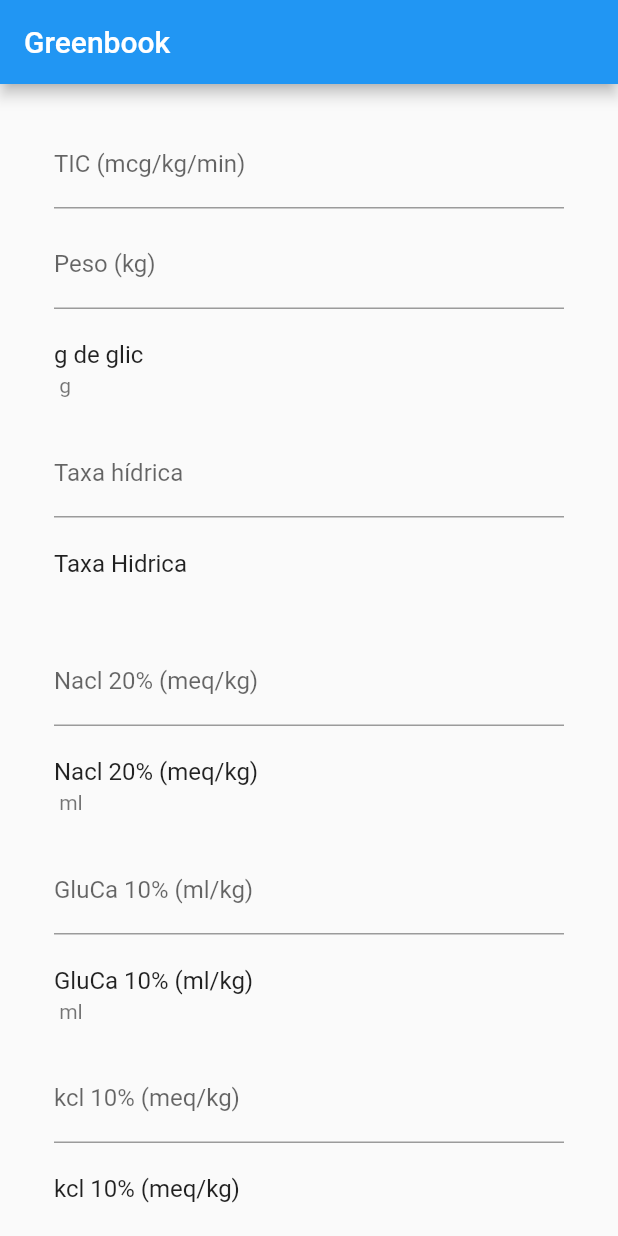
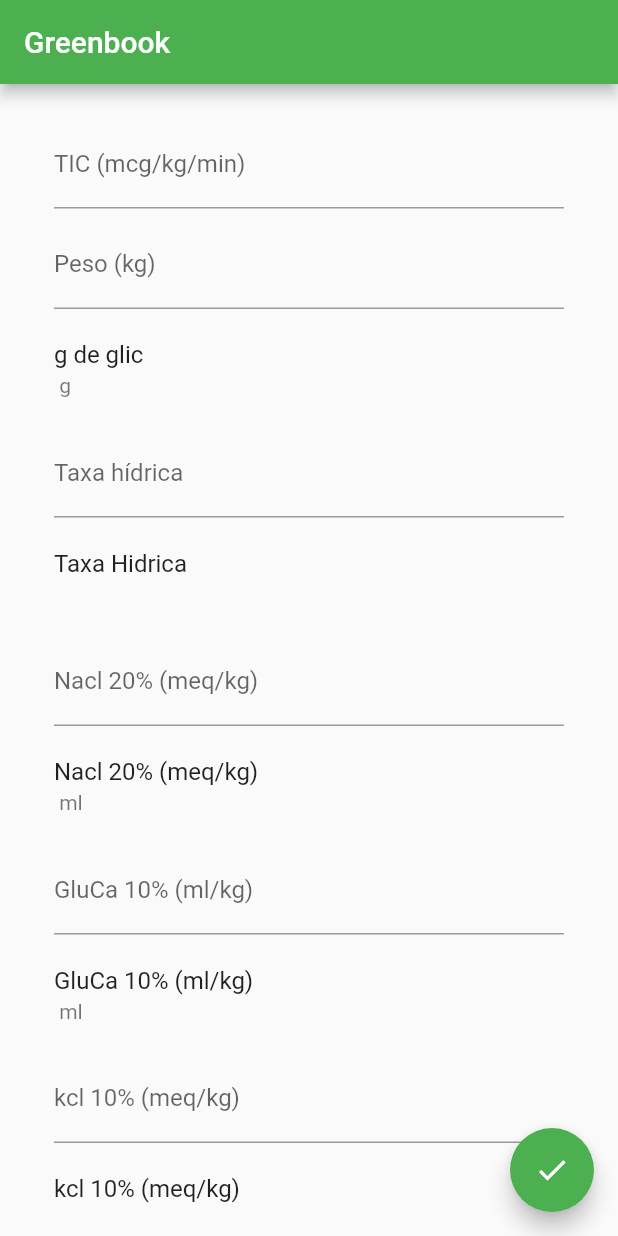
Before and after one commit to mauriciofaustino/greenbook, a Flutter app: the screen it shows after launch, on a phone screen of 412 x 824 dp. Run offline on Flutter 3.47's test engine with Material 2 defaults, Android fonts, the phone set to English and light mode, and no system bars; missing offline and left inert: validate.

Commit message:
extracted _GreenbookCalculator

```diff
--- /dev/null
+++ b/lib/DoubleEditingController.dart
@@ -0,0 +1,5 @@
+import 'package:flutter/material.dart';
+
+class DoubleEditingController extends TextEditingController {
+  double get doubleValue => double.parse(value.text);
+}
--- a/lib/home_page.dart
+++ b/lib/home_page.dart
@@ -1,4 +1,5 @@
 import 'package:flutter/material.dart';
+import 'package:greenbook/DoubleEditingController.dart';
 import 'package:validate/validate.dart';
 
 class GreenbookHomePage extends StatefulWidget {
@@ -7,28 +8,69 @@ class GreenbookHomePage extends StatefulWidget {
 }
 
 class _FormData {
-  TextEditingController tic = new TextEditingController();
-  String peso = '';
-  String taxa_hidrica = '';
-  String nacl = '';
-  String gluca = '';
-  String kcl = '';
+  DoubleEditingController tic = new DoubleEditingController();
+  DoubleEditingController peso = new DoubleEditingController();
+  DoubleEditingController taxa_hidrica = new DoubleEditingController();
+  DoubleEditingController nacl = new DoubleEditingController();
+  DoubleEditingController gluca = new DoubleEditingController();
+  DoubleEditingController kcl = new DoubleEditingController();
+}
 
-  String result_g_de_glic = '';
-  String result_taxa_hidrica = '';
-  String result_nacl = '';
-  String result_gluca = '';
-  String result_kcl = '';
-  String result_volume_compor_tig = '';
-  String result_percent_composicao_soro = '';
-  String result_sg_10 = '';
-  String result_sg_10_2 = '';
+class _CalculationResult {
+  String result_g_de_glic='';
+  String result_taxa_hidrica='';
+  String result_nacl='';
+  String result_gluca='';
+  String result_kcl='';
+  String result_volume_compor_tig='';
+  String result_percent_composicao_soro='';
+  String result_sg_10='';
+  String result_sg_10_2='';
+  String result_sg_5='';
+  String result_sg_5_2='';
+  String result_ad='';
 
+}
+
+class _GreenBookCalculator {
+  final _result = new _CalculationResult();
+
+  _CalculationResult calculate(_FormData formData) {
+    var result_g_de_glic = formData.tic.doubleValue*formData.peso.doubleValue*1.4;
+    var result_taxa_hidrica = formData.peso.doubleValue*formData.taxa_hidrica.doubleValue;
+    var result_nacl = formData.peso.doubleValue*formData.nacl.doubleValue/3.4;
+    var result_gluca = formData.peso.doubleValue*formData.gluca.doubleValue;
+    var result_kcl = formData.peso.doubleValue*formData.kcl.doubleValue/1.3;
+    var result_volume_compor_tig = (formData.peso.doubleValue*formData.taxa_hidrica.doubleValue)-(result_nacl+result_gluca+result_kcl);
+    var result_percent_composicao_soro = (result_g_de_glic*100)/result_volume_compor_tig;
+    var result_sg_10 = (result_percent_composicao_soro>10) ? ((50-result_percent_composicao_soro)*result_volume_compor_tig/40) : 0;
+    var result_sg_10_2 = (result_percent_composicao_soro>5&&result_percent_composicao_soro<10) ? ((50-result_percent_composicao_soro)*result_volume_compor_tig/40) : 0;
+    var result_sg_5 = (result_percent_composicao_soro>5&&result_percent_composicao_soro<10) ? (10-result_percent_composicao_soro)*result_volume_compor_tig/5 : 0;
+    var result_sg_5_2 = (result_percent_composicao_soro<5) ? result_percent_composicao_soro*result_volume_compor_tig/5 : 0;
+    var result_ad = (result_percent_composicao_soro<5) ? 5-result_percent_composicao_soro*result_volume_compor_tig/5 : 0;
+    var result_50 = (result_percent_composicao_soro>10) ? result_percent_composicao_soro : 0;
+
+    _result.result_g_de_glic=result_g_de_glic.toString();
+    _result.result_taxa_hidrica=result_taxa_hidrica.toString();
+    _result.result_nacl=result_nacl.toString();
+    _result.result_gluca=result_gluca.toString();
+    _result.result_kcl=result_kcl.toString();
+    _result.result_volume_compor_tig=result_volume_compor_tig.toString();
+    _result.result_percent_composicao_soro=result_percent_composicao_soro.toString();
+    _result.result_sg_10=result_sg_10.toString();
+    _result.result_sg_10_2=result_sg_10_2.toString();
+    _result.result_sg_5=result_sg_5.toString();
+    _result.result_sg_5_2=result_sg_5_2.toString();
+    _result.result_ad=result_ad.toString();
+    return _result;
+  }
 }
 
 class _GreenbookHomePageState extends State<GreenbookHomePage> {
   final GlobalKey<FormState> _formKey = new GlobalKey<FormState>();
   final _FormData _data = new _FormData();
+  final _CalculationResult _result = _CalculationResult();
+  final _GreenBookCalculator _calculator = new _GreenBookCalculator();
 
   String _validateValue(String value) {
     const VALIDATION_MESSAGE = 'Por favor digite um valor';
@@ -43,37 +85,9 @@ class _GreenbookHomePageState extends State<GreenbookHomePage> {
   }
 
   void submit() {
-    print('submit.');
-    if (this._formKey.currentState.validate()) {
-      _formKey.currentState.save(); // Save our form now.
-      var tic = double.parse(_data.tic.toString());
-      var peso = double.parse(_data.peso);
-      var taxa_hidrica = double.parse(_data.taxa_hidrica);
-      var nacl = double.parse(_data.nacl);
-      var gluca = double.parse(_data.gluca);
-      var kcl = double.parse(_data.kcl);
-      setState(() {
-        var result_g_de_glic = tic*peso*1.4;
-        _data.result_g_de_glic = (result_g_de_glic).toString();
-        var result_taxa_hidrica = peso*taxa_hidrica;
-        _data.result_taxa_hidrica = (result_taxa_hidrica).toString();
-        var result_nacl = peso*nacl/3.4;
-        _data.result_nacl = (result_nacl).toString();
-        var result_gluca = peso*gluca;
-        _data.result_gluca = (result_gluca).toString();
-        var result_kcl = peso*kcl/1.3;
-        _data.result_kcl = (result_kcl).toString();
-        var result_volume_compor_tig = (peso*taxa_hidrica)-(result_nacl+result_gluca+result_kcl);
-        _data.result_volume_compor_tig = (result_volume_compor_tig).toString();
-        var result_percent_composicao_soro = (result_g_de_glic*100)/result_volume_compor_tig;
-        _data.result_percent_composicao_soro = (result_percent_composicao_soro).toString();
-        var result_sg_10 = (result_percent_composicao_soro>10) ? ((50-result_percent_composicao_soro)*result_volume_compor_tig/40) : 0;
-        _data.result_sg_10 = result_sg_10.toString();
-//        var result_sg_10_2 = (result_percent_composicao_soro>5&&result_percent_composicao_soro<10) ? ((50-result_percent_composicao_soro)*result_volume_compor_tig/40) : 0;
-//        _data.result_sg_10_2 = result_sg_10_2.toString();
-      });
-
-    }
+    setState(() {
+      _calculator.calculate(_data);
+    });
   }
 
   @override
@@ -92,139 +106,135 @@ class _GreenbookHomePageState extends State<GreenbookHomePage> {
               children: <Widget>[
                 new ListTile(
                   title: new TextFormField(
-                      keyboardType: TextInputType.number, // Use email input type for emails.
+                      keyboardType: TextInputType.number,
                       decoration: new InputDecoration(
                         labelText: 'TIC (mcg/kg/min)',
                         hintText: '3 mcg/kg/min',
                       ),
                       controller: this._data.tic,
-//                      onSaved: (String value) {
-//                        this._data.tic = value;
-//                      },
                       validator: this._validateValue,
                   ),
                 ),
                 new ListTile(
                   title: new TextFormField(
-                      keyboardType: TextInputType.number, // Use email input type for emails.
+                      keyboardType: TextInputType.number,
                       decoration: new InputDecoration(
                         labelText: 'Peso (kg)',
                         hintText: '5 kg',
                       ),
-                      onSaved: (String value) {
-                        this._data.peso = value;
-                      },
+                      controller: this._data.peso,
                       validator: this._validateValue,
                   ),
                 ),
                 new ListTile(
                   title: const Text('g de glic'),
-                  subtitle: new Text('${_data.result_g_de_glic} g')
+                  subtitle: new Text('${_calculator._result.result_g_de_glic} g')
                 ),
                 new ListTile(
                   title: new TextFormField(
-                    keyboardType: TextInputType.number, // Use email input type for emails.
+                    keyboardType: TextInputType.number,
                     decoration: new InputDecoration(
                       labelText: 'Taxa hídrica',
                       hintText: '50',
                     ),
-                    onSaved: (String value) {
-                      this._data.taxa_hidrica = value;
-                    },
+                    controller: this._data.taxa_hidrica,
                     validator: this._validateValue,
                   ),
                 ),
                 new ListTile(
                     title: const Text('Taxa Hidrica'),
-                    subtitle: new Text('${_data.result_taxa_hidrica}')
+                    subtitle: new Text('${_calculator._result.result_taxa_hidrica}')
                 ),
                 new ListTile(
                   title: new TextFormField(
-                    keyboardType: TextInputType.number, // Use email input type for emails.
+                    keyboardType: TextInputType.number,
                     decoration: new InputDecoration(
                       labelText: 'Nacl 20% (meq/kg)',
                       hintText: '2',
                     ),
-                    onSaved: (String value) {
-                      this._data.nacl = value;
-                    },
+                    controller: this._data.nacl,
                     validator: this._validateValue,
                   ),
                 ),
                 new ListTile(
                     title: const Text('Nacl 20% (meq/kg)'),
-                    subtitle: new Text('${_data.result_nacl} ml')
+                    subtitle: new Text('${_calculator._result.result_nacl} ml')
                 ),
                 new ListTile(
                   title: new TextFormField(
-                    keyboardType: TextInputType.number, // Use email input type for emails.
+                    keyboardType: TextInputType.number,
                     decoration: new InputDecoration(
                       labelText: 'GluCa 10% (ml/kg)',
                       hintText: '2',
                     ),
-                    onSaved: (String value) {
-                      this._data.gluca = value;
-                    },
+                    controller: this._data.gluca,
                     validator: this._validateValue,
                   ),
                 ),
                 new ListTile(
                     title: const Text('GluCa 10% (ml/kg)'),
-                    subtitle: new Text('${_data.result_gluca} ml')
+                    subtitle: new Text('${_calculator._result.result_gluca} ml')
                 ),
                 new ListTile(
                   title: new TextFormField(
-                    keyboardType: TextInputType.number, // Use email input type for emails.
+                    keyboardType: TextInputType.number,
                     decoration: new InputDecoration(
                       labelText: 'kcl 10% (meq/kg)',
                       hintText: '2',
                     ),
-                    onSaved: (String value) {
-                      this._data.kcl = value;
-                    },
+                    controller: this._data.kcl,
                     validator: this._validateValue,
                   ),
                 ),
                 new ListTile(
                     title: const Text('kcl 10% (meq/kg)'),
-                    subtitle: new Text('${_data.result_kcl} ml')
+                    subtitle: new Text('${_calculator._result.result_kcl} ml')
                 ),
                 new ListTile(
                     title: const Text('volume p/ compor TIG'),
-                    subtitle: new Text('${_data.result_volume_compor_tig} ml')
+                    subtitle: new Text('${_calculator._result.result_volume_compor_tig} ml')
                 ),
                 new ListTile(
                     title: const Text('% p/ composição do soro'),
-                    subtitle: new Text('${_data.result_percent_composicao_soro} %')
+                    subtitle: new Text('${_calculator._result.result_percent_composicao_soro} %')
                 ),
                 new ListTile(
                     title: const Text('SG 10%'),
-                    subtitle: new Text('${_data.result_sg_10} ml')
+                    subtitle: new Text('${_calculator._result.result_sg_10} ml')
                 ),
                 new ListTile(
                     title: const Text('SG 10%'),
-                    subtitle: new Text('${_data.result_sg_10_2} ml')
+                    subtitle: new Text('${_calculator._result.result_sg_10_2} ml')
                 ),
-                new Container(
-                  width: screenSize.width,
-                  child: new RaisedButton(
-                    child: new Text(
-                      'Calcular',
-                      style: new TextStyle(
-                          color: Colors.white
-                      ),
-                    ),
-                    onPressed: () => this.submit(),
-                    color: Colors.green,
-                  ),
-                  margin: new EdgeInsets.only(
-                      top: 20.0
-                  ),
-                )
+                new ListTile(
+                    title: const Text('SG5%'),
+                    subtitle: new Text('${_calculator._result.result_sg_5} ml')
+                ),
+                new ListTile(
+                    title: const Text('SG 5%'),
+                    subtitle: new Text('${_calculator._result.result_sg_5_2} ml')
+                ),
+                new ListTile(
+                    title: const Text('AD'),
+                    subtitle: new Text('${_calculator._result.result_ad} ml')
+                ),
               ],
             ),
           )
       ),
+      floatingActionButton: new FloatingActionButton(
+        onPressed: () {
+          _formKey.currentState.save();
+          if (this._formKey.currentState.validate()) {
+            Scaffold.of(context).showSnackBar(new SnackBar(
+              content: new Text("Sending Message"),
+            ));
+            this.submit();
+          }
+        },
+        tooltip: 'Calcular',
+        child: new Icon(Icons.done),
+      ),
     );
   }
 }
--- a/lib/main.dart
+++ b/lib/main.dart
@@ -9,7 +9,7 @@ class GreenbookApp extends StatelessWidget {
     return new MaterialApp(
       title: 'Greenbook',
       theme: new ThemeData(
-        primarySwatch: Colors.blue,
+        primarySwatch: Colors.green,
       ),
       home: new GreenbookHomePage(),
     );
```
